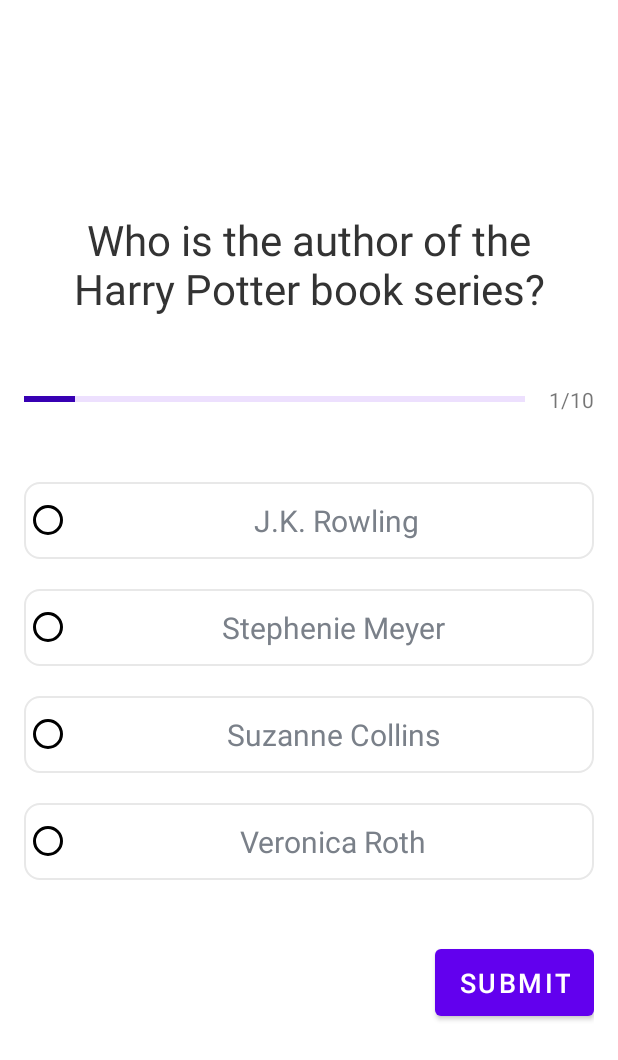
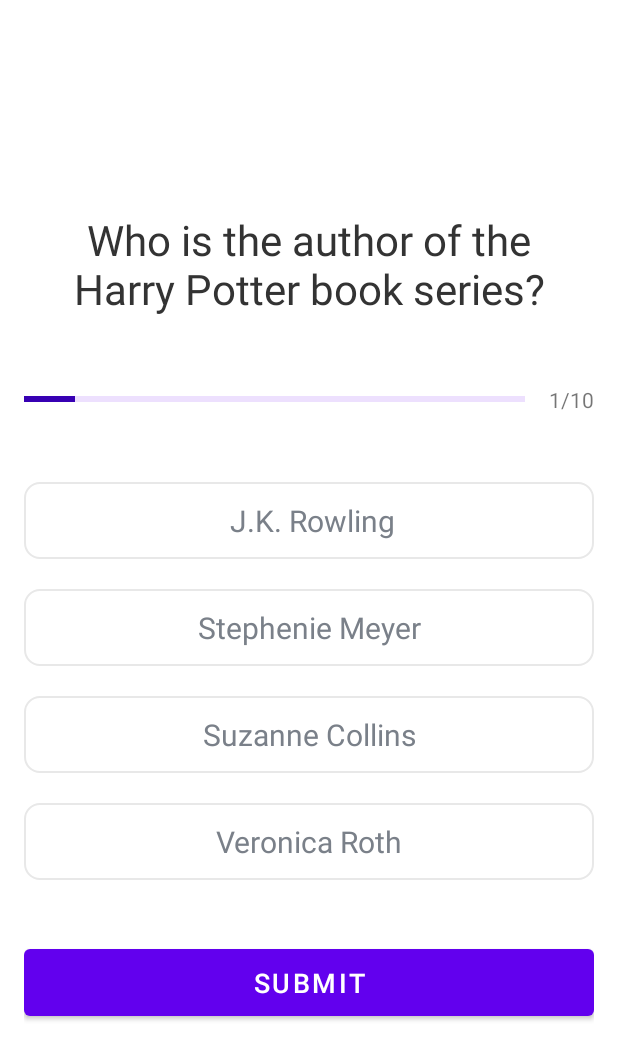
Before and after one commit to vshanusastry/HomeWork, an Android app: the QuizQuestionsActivity screen opened directly, with no data from a screen before it, on a phone screen of 412 x 824 dp. Shown: the top 1060 px of the screen. Run offline under Robolectric (Android 15) with nearby library versions, the phone set to English and light mode, and no system bars.

Commit message:
6th push Code enhancement

```diff
--- a/app/src/main/AndroidManifest.xml
+++ b/app/src/main/AndroidManifest.xml
@@ -13,6 +13,9 @@
         android:supportsRtl="true"
         android:theme="@style/Theme.QuizApp"
         tools:targetApi="31">
+        <activity
+            android:name=".CheckBoxActivity"
+            android:exported="false" />
         <activity
             android:name=".Menu"
             android:exported="false" />
@@ -38,8 +41,7 @@
         <activity
             android:name=".MainActivity"
             android:exported="true"
-            android:screenOrientation="sensor">
-        </activity>
+            android:screenOrientation="sensor"></activity>
     </application>
 
 </manifest>
--- a/app/src/main/res/layout/activity_menu.xml
+++ b/app/src/main/res/layout/activity_menu.xml
@@ -1,5 +1,13 @@
 <?xml version="1.0" encoding="utf-8"?>
-<androidx.constraintlayout.widget.ConstraintLayout xmlns:android="http://schemas.android.com/apk/res/android"
+<ScrollView xmlns:android="http://schemas.android.com/apk/res/android"
+    xmlns:app="http://schemas.android.com/apk/res-auto"
+    xmlns:tools="http://schemas.android.com/tools"
+    android:layout_width="match_parent"
+    android:layout_height="match_parent"
+    android:fillViewport="true"
+    tools:context=".QuizQuestionsActivity">
+
+    <androidx.constraintlayout.widget.ConstraintLayout xmlns:android="http://schemas.android.com/apk/res/android"
     xmlns:app="http://schemas.android.com/apk/res-auto"
     xmlns:tools="http://schemas.android.com/tools"
     android:layout_width="match_parent"
@@ -84,8 +92,10 @@
                     android:id="@+id/my_image_button"
                     android:layout_width="match_parent"
                     android:layout_height="wrap_content"
+                    android:layout_margin="8dp"
                     android:background="@color/white"
-                    app:srcCompat="@drawable/bitmap2" />
+                    app:srcCompat="@drawable/bitmap2"
+                    />
 
                 <TextView
                     android:id="@+id/textView3"
@@ -97,6 +107,7 @@
                     android:textColor="@color/black"
                     android:textStyle="bold|italic" />
 
+
             </LinearLayout>
         </LinearLayout>
 
@@ -104,3 +115,5 @@
 
 
 </androidx.constraintlayout.widget.ConstraintLayout>
+
+</ScrollView>
--- a/app/src/main/res/layout/activity_quiz_questions.xml
+++ b/app/src/main/res/layout/activity_quiz_questions.xml
@@ -63,50 +63,9 @@
                 android:layout_height="wrap_content"
                 android:text="1/10" />
         </LinearLayout>
-        <RadioGroup
-            android:id="@+id/radioGroup"
-            android:layout_width="match_parent"
-            android:layout_height="wrap_content">
-
-            <RadioButton
-                android:id="@+id/optionOne"
-                android:layout_width="match_parent"
-                android:layout_height="match_parent"
-                style="@style/toggleButton"
-                android:layout_gravity="center"
-                android:buttonTint="@color/black"
-                android:text="True"/>
-
-            <RadioButton
-                android:id="@+id/optionTwo"
-                android:layout_width="match_parent"
-                android:layout_height="match_parent"
-                style="@style/toggleButton"
-                android:layout_gravity="center"
-                android:buttonTint="@color/black"
-                />
-
-            <RadioButton
-                android:id="@+id/optionThree"
-                android:layout_width="match_parent"
-                android:layout_height="match_parent"
-                style="@style/toggleButton"
-                android:layout_gravity="center"
-                android:buttonTint="@color/black"
-                />
-
-            <RadioButton
-                android:id="@+id/optionFour"
-                android:layout_width="match_parent"
-                android:layout_height="match_parent"
-                style="@style/toggleButton"
-                android:layout_gravity="center"
-                android:buttonTint="@color/black"
-                />
-        </RadioGroup>
 
 
-        <!--<TextView
+        <TextView
             android:id="@+id/optionOne"
             style="@style/toggleButton"
             tools:text="Argentina" />
@@ -114,32 +73,27 @@
         <TextView
             android:id="@+id/optionTwo"
             style="@style/toggleButton"
-            tools:text="Australia" />-->
+            tools:text="Australia" />
 
-        <!--        <TextView-->
-        <!--            android:id="@+id/optionThree"-->
-        <!--            style="@style/toggleButton"-->
-        <!--            tools:text="Armenia"-->
-        <!--            />-->
+                <TextView
+                    android:id="@+id/optionThree"
+                    style="@style/toggleButton"
+                    tools:text="Armenia"
+                    />
 
-        <!--        <TextView-->
-        <!--            android:id="@+id/optionFour"-->
-        <!--            style="@style/toggleButton"-->
-        <!--            tools:text="Austria"-->
-        <!--            />-->
-
+                <TextView
+                    android:id="@+id/optionFour"
+                    style="@style/toggleButton"
+                    tools:text="Austria"
+                    />
 
         <Button
             android:id="@+id/btnSubmit"
-            android:layout_width="wrap_content"
+            android:layout_width="match_parent"
             android:layout_height="wrap_content"
             android:layout_marginTop="30dp"
             android:paddingVertical="10dp"
-            android:layout_gravity="right"
-            android:gravity="right"
             android:text="SUBMIT"
             android:textSize="18dp" />
-
-
     </LinearLayout>
 </ScrollView>
```
Lines whose indentation alone changed are shown as unchanged.
